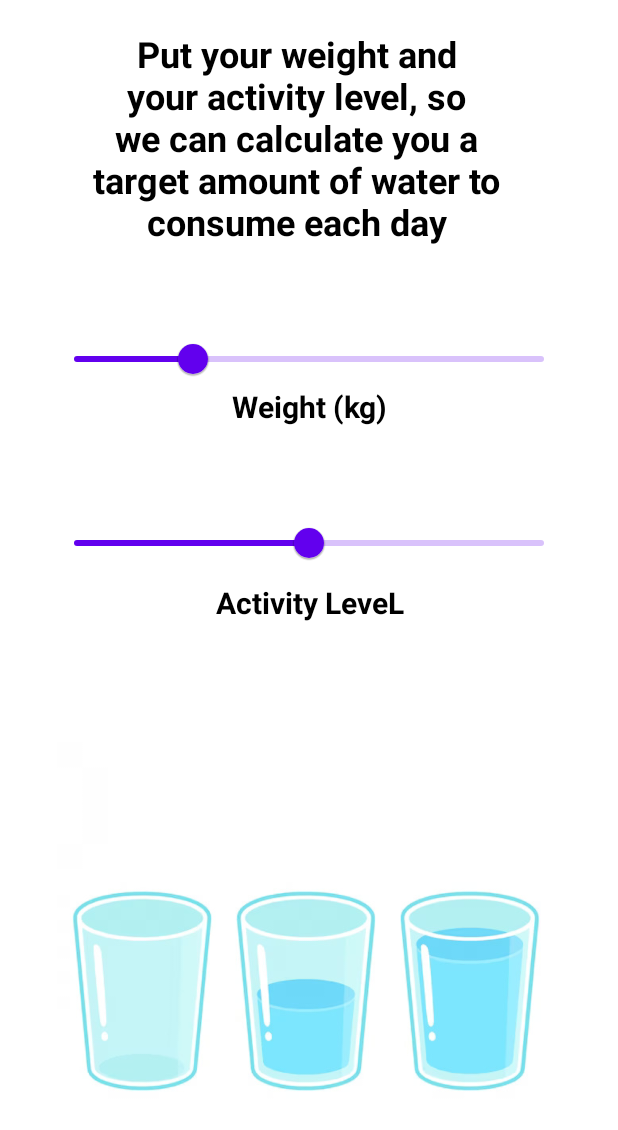
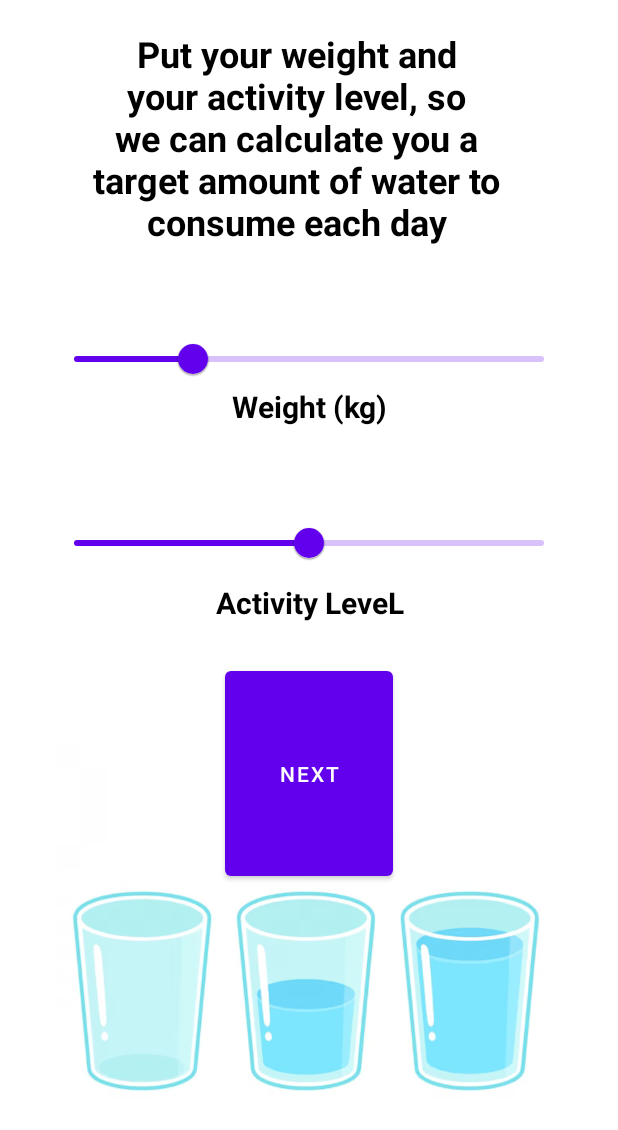
Before and after one commit to Hollow-hub/Water-Tracker, an Android app: the layout activity_main2.xml on its own in the app's theme, with its tools: preview values and no code run, on a phone screen of 412 x 824 dp. Shown: the top 1130 px of the screen. Run offline under Robolectric (Android 15) with nearby library versions, the light colour scheme and no system bars.

Commit message:
made a lot of things

```diff
--- a/app/src/main/java/com/example/watertracker/CoreDatabase.java
+++ b/app/src/main/java/com/example/watertracker/CoreDatabase.java
@@ -31,8 +31,9 @@ public class CoreDatabase extends SQLiteOpenHelper {
     }
 
     @Override
-    public void onUpgrade(SQLiteDatabase db, int oldVersion, int newVersion) {
-
+    public void onUpgrade(android.database.sqlite.SQLiteDatabase db, int oldVersion, int newVersion) {
+        db.execSQL("DROP TABLE IF EXISTS `DB_TABLE`");
+        onCreate(db);
     }
 
     public void insertUsername(String username) {
--- a/app/src/main/java/com/example/watertracker/Home.java
+++ b/app/src/main/java/com/example/watertracker/Home.java
@@ -1,4 +1,6 @@
 package com.example.watertracker;
 
-public class Home {
+import androidx.appcompat.app.AppCompatActivity;
+
+public class Home extends AppCompatActivity {
 }
--- /dev/null
+++ b/app/src/main/res/drawable/ic_baseline_settings_applications_24.xml
@@ -0,0 +1,5 @@
+<vector android:height="24dp" android:tint="#FFFFFF"
+    android:viewportHeight="24" android:viewportWidth="24"
+    android:width="24dp" xmlns:android="http://schemas.android.com/apk/res/android">
+    <path android:fillColor="@android:color/white" android:pathData="M12,10c-1.1,0 -2,0.9 -2,2s0.9,2 2,2 2,-0.9 2,-2 -0.9,-2 -2,-2zM19,3L5,3c-1.11,0 -2,0.9 -2,2v14c0,1.1 0.89,2 2,2h14c1.11,0 2,-0.9 2,-2L21,5c0,-1.1 -0.89,-2 -2,-2zM17.25,12c0,0.23 -0.02,0.46 -0.05,0.68l1.48,1.16c0.13,0.11 0.17,0.3 0.08,0.45l-1.4,2.42c-0.09,0.15 -0.27,0.21 -0.43,0.15l-1.74,-0.7c-0.36,0.28 -0.76,0.51 -1.18,0.69l-0.26,1.85c-0.03,0.17 -0.18,0.3 -0.35,0.3h-2.8c-0.17,0 -0.32,-0.13 -0.35,-0.29l-0.26,-1.85c-0.43,-0.18 -0.82,-0.41 -1.18,-0.69l-1.74,0.7c-0.16,0.06 -0.34,0 -0.43,-0.15l-1.4,-2.42c-0.09,-0.15 -0.05,-0.34 0.08,-0.45l1.48,-1.16c-0.03,-0.23 -0.05,-0.46 -0.05,-0.69 0,-0.23 0.02,-0.46 0.05,-0.68l-1.48,-1.16c-0.13,-0.11 -0.17,-0.3 -0.08,-0.45l1.4,-2.42c0.09,-0.15 0.27,-0.21 0.43,-0.15l1.74,0.7c0.36,-0.28 0.76,-0.51 1.18,-0.69l0.26,-1.85c0.03,-0.17 0.18,-0.3 0.35,-0.3h2.8c0.17,0 0.32,0.13 0.35,0.29l0.26,1.85c0.43,0.18 0.82,0.41 1.18,0.69l1.74,-0.7c0.16,-0.06 0.34,0 0.43,0.15l1.4,2.42c0.09,0.15 0.05,0.34 -0.08,0.45l-1.48,1.16c0.03,0.23 0.05,0.46 0.05,0.69z"/>
+</vector>
--- a/app/src/main/res/layout/activity_main.xml
+++ b/app/src/main/res/layout/activity_main.xml
@@ -12,7 +12,7 @@
         android:id="@+id/loginbtn"
         android:layout_width="wrap_content"
         android:layout_height="wrap_content"
-        android:backgroundTint="@color/material_on_surface_emphasis_medium"
+        android:backgroundTint="@color/cardview_shadow_start_color"
         android:text="Next"
         app:layout_constraintBottom_toBottomOf="parent"
         app:layout_constraintEnd_toEndOf="parent"
--- a/app/src/main/res/layout/activity_main2.xml
+++ b/app/src/main/res/layout/activity_main2.xml
@@ -106,5 +106,19 @@
         android:textSize="20dp"
         android:textStyle="bold" />
 
+    <Button
+        android:id="@+id/buttonNext"
+        android:layout_width="110dp"
+        android:layout_height="wrap_content"
+        android:layout_alignParentStart="true"
+        android:layout_alignParentTop="true"
+        android:layout_alignParentEnd="true"
+        android:layout_alignParentBottom="true"
+        android:layout_marginStart="150dp"
+        android:layout_marginTop="441dp"
+        android:layout_marginEnd="150dp"
+        android:layout_marginBottom="234dp"
+        android:text="next" />
+
 
 </RelativeLayout>
```
Also changed, not shown: app/src/main/java/com/example/watertracker/MainActivity.java (+3 -4 lines), app/src/main/java/com/example/watertracker/MainActivity2.java (+36 -5 lines), app/src/main/res/layout/home.xml (+42 -1 lines).
